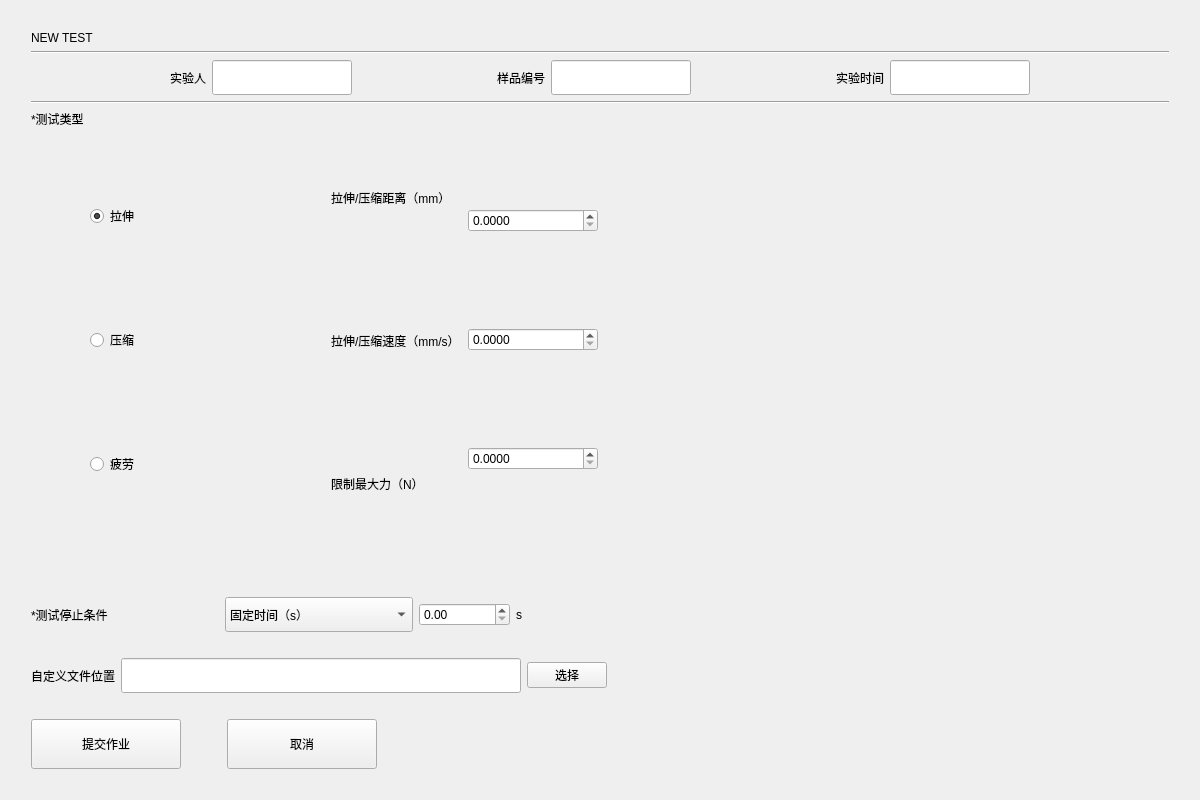
This is newtestwidget.ui in Mr-tang0/TCP-basedmaterial-tensile-testing-machine-control-system as Qt 5 draws it before an edit. The edited form follows.
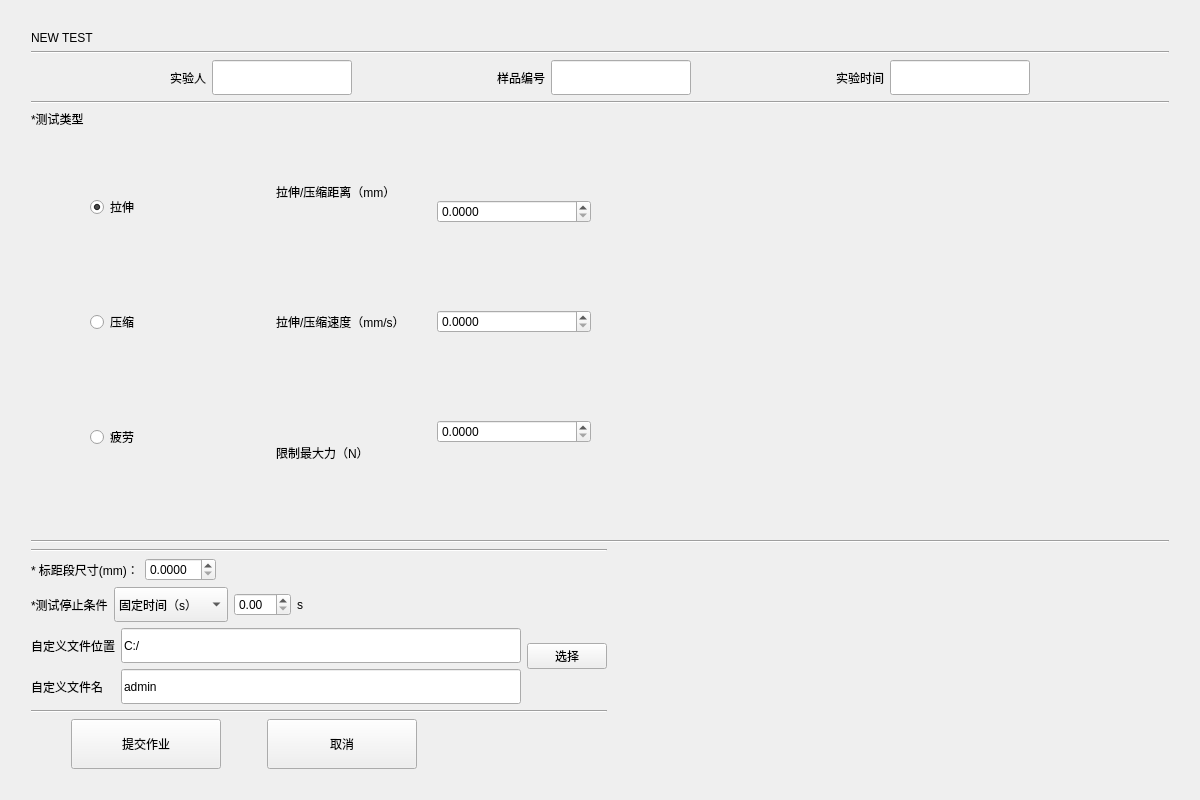
This is the edited form. The open tabs and pages were chosen to show the change.

```diff
--- a/newtestwidget.ui
+++ b/newtestwidget.ui
@@ -18,13 +18,13 @@
   </property>
   <layout class="QGridLayout" name="gridLayout_5">
    <item row="0" column="1">
-    <spacer name="horizontalSpacer_9">
+    <spacer name="horizontalSpacer_25">
      <property name="orientation">
       <enum>Qt::Horizontal</enum>
      </property>
      <property name="sizeHint" stdset="0">
       <size>
-       <width>1107</width>
+       <width>548</width>
        <height>20</height>
       </size>
      </property>
@@ -38,13 +38,15 @@
      <property name="sizeHint" stdset="0">
       <size>
        <width>20</width>
-       <height>707</height>
+       <height>348</height>
       </size>
      </property>
     </spacer>
    </item>
-   <item row="1" column="1">
-    <layout class="QVBoxLayout" name="verticalLayout_14">
+   <item row="1" column="1" rowspan="2" colspan="2">
+    <layout class="QVBoxLayout" name="verticalLayout_13">
+     <item>
+      <layout class="QVBoxLayout" name="verticalLayout_10">
      <item>
       <widget class="QLabel" name="label">
        <property name="styleSheet">
@@ -56,9 +58,7 @@
       </widget>
      </item>
      <item>
-      <layout class="QVBoxLayout" name="verticalLayout_13">
-       <item>
-        <layout class="QVBoxLayout" name="verticalLayout_10">
+        <layout class="QVBoxLayout" name="verticalLayout_4">
          <item>
           <widget class="Line" name="line">
            <property name="orientation">
@@ -67,7 +67,7 @@
           </widget>
          </item>
          <item>
-          <layout class="QHBoxLayout" name="horizontalLayout_9">
+          <layout class="QHBoxLayout" name="horizontalLayout_2">
            <item>
             <spacer name="horizontalSpacer_13">
              <property name="orientation">
@@ -185,16 +185,12 @@
          </item>
         </layout>
        </item>
+      </layout>
+     </item>
        <item>
-        <layout class="QHBoxLayout" name="horizontalLayout_11">
+      <layout class="QHBoxLayout" name="horizontalLayout_15">
          <item>
-          <layout class="QVBoxLayout" name="verticalLayout_12">
-           <item>
-            <layout class="QVBoxLayout" name="verticalLayout_11">
-             <item>
-              <layout class="QVBoxLayout" name="verticalLayout_9">
-               <item>
-                <layout class="QHBoxLayout" name="horizontalLayout_6">
+        <layout class="QHBoxLayout" name="horizontalLayout_12">
                  <item>
                   <layout class="QHBoxLayout" name="horizontalLayout_5">
                    <item>
@@ -327,22 +323,22 @@
                    <widget class="QWidget" name="page">
                     <layout class="QGridLayout" name="gridLayout">
                      <item row="0" column="0">
-                      <layout class="QHBoxLayout" name="horizontalLayout_2">
-                       <item>
-                        <layout class="QVBoxLayout" name="verticalLayout">
-                         <item>
                           <spacer name="horizontalSpacer_22">
                            <property name="orientation">
                             <enum>Qt::Horizontal</enum>
                            </property>
                            <property name="sizeHint" stdset="0">
                             <size>
-                             <width>40</width>
+                 <width>315</width>
                              <height>20</height>
                             </size>
                            </property>
                           </spacer>
                          </item>
+             <item row="1" column="0">
+              <layout class="QHBoxLayout" name="horizontalLayout_11">
+               <item>
+                <layout class="QVBoxLayout" name="verticalLayout_3">
                          <item>
                           <widget class="QLabel" name="label_8">
                            <property name="text">
@@ -390,36 +386,10 @@
                            </property>
                           </widget>
                          </item>
-                         <item>
-                          <spacer name="horizontalSpacer_23">
-                           <property name="orientation">
-                            <enum>Qt::Horizontal</enum>
-                           </property>
-                           <property name="sizeHint" stdset="0">
-                            <size>
-                             <width>40</width>
-                             <height>20</height>
-                            </size>
-                           </property>
-                          </spacer>
-                         </item>
                         </layout>
                        </item>
                        <item>
-                        <layout class="QVBoxLayout" name="verticalLayout_2">
-                         <item>
-                          <spacer name="horizontalSpacer_25">
-                           <property name="orientation">
-                            <enum>Qt::Horizontal</enum>
-                           </property>
-                           <property name="sizeHint" stdset="0">
-                            <size>
-                             <width>40</width>
-                             <height>20</height>
-                            </size>
-                           </property>
-                          </spacer>
-                         </item>
+                <layout class="QVBoxLayout" name="verticalLayout">
                          <item>
                           <widget class="QDoubleSpinBox" name="length_doubleSpinBox">
                            <property name="decimals">
@@ -427,26 +397,6 @@
                            </property>
                           </widget>
                          </item>
-                         <item>
-                          <spacer name="horizontalSpacer_18">
-                           <property name="orientation">
-                            <enum>Qt::Horizontal</enum>
-                           </property>
-                           <property name="sizeHint" stdset="0">
-                            <size>
-                             <width>40</width>
-                             <height>20</height>
-                            </size>
-                           </property>
-                          </spacer>
-                         </item>
-                         <item>
-                          <widget class="QDoubleSpinBox" name="speed_doubleSpinBox_2">
-                           <property name="decimals">
-                            <number>4</number>
-                           </property>
-                          </widget>
-                         </item>
                          <item>
                           <spacer name="horizontalSpacer_19">
                            <property name="orientation">
@@ -460,6 +410,26 @@
                            </property>
                           </spacer>
                          </item>
+                 <item>
+                  <widget class="QDoubleSpinBox" name="speed_doubleSpinBox_2">
+                   <property name="decimals">
+                    <number>4</number>
+                   </property>
+                  </widget>
+                 </item>
+                 <item>
+                  <spacer name="horizontalSpacer_18">
+                   <property name="orientation">
+                    <enum>Qt::Horizontal</enum>
+                   </property>
+                   <property name="sizeHint" stdset="0">
+                    <size>
+                     <width>40</width>
+                     <height>20</height>
+                    </size>
+                   </property>
+                  </spacer>
+                 </item>
                          <item>
                           <widget class="QDoubleSpinBox" name="force_doubleSpinBox_3">
                            <property name="decimals">
@@ -467,22 +437,22 @@
                            </property>
                           </widget>
                          </item>
-                         <item>
-                          <spacer name="horizontalSpacer_24">
+                </layout>
+               </item>
+              </layout>
+             </item>
+             <item row="2" column="0">
+              <spacer name="horizontalSpacer_23">
                            <property name="orientation">
                             <enum>Qt::Horizontal</enum>
                            </property>
                            <property name="sizeHint" stdset="0">
                             <size>
-                             <width>40</width>
+                 <width>315</width>
                              <height>20</height>
                             </size>
                            </property>
                           </spacer>
-                         </item>
-                        </layout>
-                       </item>
-                      </layout>
                      </item>
                     </layout>
                    </widget>
@@ -573,7 +543,7 @@
                 </layout>
                </item>
                <item>
-                <spacer name="horizontalSpacer_15">
+        <spacer name="horizontalSpacer_10">
                  <property name="orientation">
                   <enum>Qt::Horizontal</enum>
                  </property>
@@ -585,6 +555,63 @@
                  </property>
                 </spacer>
                </item>
+      </layout>
+     </item>
+     <item>
+      <widget class="Line" name="line_5">
+       <property name="orientation">
+        <enum>Qt::Horizontal</enum>
+       </property>
+      </widget>
+     </item>
+     <item>
+      <layout class="QHBoxLayout" name="horizontalLayout_17">
+       <item>
+        <layout class="QVBoxLayout" name="verticalLayout_12">
+         <item>
+          <widget class="Line" name="line_3">
+           <property name="orientation">
+            <enum>Qt::Horizontal</enum>
+           </property>
+          </widget>
+         </item>
+         <item>
+          <layout class="QHBoxLayout" name="horizontalLayout_6">
+           <item>
+            <layout class="QHBoxLayout" name="horizontalLayout_3">
+             <item>
+              <widget class="QLabel" name="label_11">
+               <property name="text">
+                <string>* 标距段尺寸(mm)：</string>
+               </property>
+              </widget>
+             </item>
+             <item>
+              <widget class="QDoubleSpinBox" name="speed_doubleSpinBox_3">
+               <property name="decimals">
+                <number>4</number>
+               </property>
+              </widget>
+             </item>
+            </layout>
+           </item>
+           <item>
+            <spacer name="horizontalSpacer_6">
+             <property name="orientation">
+              <enum>Qt::Horizontal</enum>
+             </property>
+             <property name="sizeHint" stdset="0">
+              <size>
+               <width>40</width>
+               <height>20</height>
+              </size>
+             </property>
+            </spacer>
+           </item>
+          </layout>
+         </item>
+         <item>
+          <layout class="QHBoxLayout" name="horizontalLayout_9">
                <item>
                 <layout class="QHBoxLayout" name="horizontalLayout_7">
                  <item>
@@ -640,8 +667,6 @@
                  </item>
                 </layout>
                </item>
-              </layout>
-             </item>
              <item>
               <spacer name="horizontalSpacer_5">
                <property name="orientation">
@@ -655,23 +680,31 @@
                </property>
               </spacer>
              </item>
-             <item>
-              <layout class="QGridLayout" name="gridLayout_4">
-               <item row="0" column="2">
-                <widget class="QPushButton" name="chooseFilePath_pushButton">
-                 <property name="text">
-                  <string>选择</string>
-                 </property>
-                </widget>
-               </item>
-               <item row="0" column="0">
+          </layout>
+         </item>
+         <item>
+          <layout class="QHBoxLayout" name="horizontalLayout_13">
+           <item>
+            <layout class="QVBoxLayout" name="verticalLayout_9">
+             <item>
                 <widget class="QLabel" name="label_22">
                  <property name="text">
                   <string>自定义文件位置</string>
                  </property>
                 </widget>
                </item>
-               <item row="0" column="1">
+             <item>
+              <widget class="QLabel" name="label_23">
+               <property name="text">
+                <string>自定义文件名</string>
+               </property>
+              </widget>
+             </item>
+            </layout>
+           </item>
+           <item>
+            <layout class="QVBoxLayout" name="verticalLayout_2">
+             <item>
                 <widget class="QLineEdit" name="filePath_lineEdit">
                  <property name="minimumSize">
                   <size>
@@ -679,12 +712,63 @@
                    <height>35</height>
                   </size>
                  </property>
-                </widget>
-               </item>
-              </layout>
-             </item>
+               <property name="text">
+                <string>C:/</string>
+               </property>
+              </widget>
+             </item>
+             <item>
+              <widget class="QLineEdit" name="filePath_lineEdit_2">
+               <property name="minimumSize">
+                <size>
+                 <width>400</width>
+                 <height>35</height>
+                </size>
+               </property>
+               <property name="text">
+                <string>admin</string>
+               </property>
+              </widget>
+             </item>
+            </layout>
+           </item>
+           <item>
+            <layout class="QVBoxLayout" name="verticalLayout_11">
+             <item>
+              <widget class="QPushButton" name="chooseFilePath_pushButton">
+               <property name="text">
+                <string>选择</string>
+               </property>
+              </widget>
+             </item>
+             <item>
+              <spacer name="horizontalSpacer_7">
+               <property name="orientation">
+                <enum>Qt::Horizontal</enum>
+               </property>
+               <property name="sizeHint" stdset="0">
+                <size>
+                 <width>40</width>
+                 <height>20</height>
+                </size>
+               </property>
+              </spacer>
+             </item>
             </layout>
            </item>
+          </layout>
+         </item>
+         <item>
+          <widget class="Line" name="line_4">
+           <property name="orientation">
+            <enum>Qt::Horizontal</enum>
+           </property>
+          </widget>
+         </item>
+         <item>
+          <layout class="QHBoxLayout" name="horizontalLayout_16">
+           <item>
+            <layout class="QHBoxLayout" name="horizontalLayout_14">
            <item>
             <spacer name="horizontalSpacer_8">
              <property name="orientation">
@@ -743,8 +827,10 @@
                </item>
               </layout>
              </item>
+              </layout>
+             </item>
              <item>
-              <spacer name="horizontalSpacer_6">
+              <spacer name="horizontalSpacer_9">
                <property name="orientation">
                 <enum>Qt::Horizontal</enum>
                </property>
@@ -758,10 +844,8 @@
              </item>
             </layout>
            </item>
-          </layout>
-         </item>
          <item>
-          <spacer name="horizontalSpacer_7">
+            <spacer name="horizontalSpacer_15">
            <property name="orientation">
             <enum>Qt::Horizontal</enum>
            </property>
@@ -777,29 +861,44 @@
        </item>
       </layout>
      </item>
-    </layout>
-   </item>
-   <item row="1" column="2">
-    <spacer name="verticalSpacer_4">
+       <item>
+        <spacer name="horizontalSpacer_24">
+         <property name="orientation">
+          <enum>Qt::Horizontal</enum>
+         </property>
+         <property name="sizeHint" stdset="0">
+          <size>
+           <width>40</width>
+           <height>20</height>
+          </size>
+         </property>
+        </spacer>
+       </item>
+      </layout>
+     </item>
+    </layout>
+   </item>
+   <item row="2" column="3">
+    <spacer name="verticalSpacer_2">
      <property name="orientation">
       <enum>Qt::Vertical</enum>
      </property>
      <property name="sizeHint" stdset="0">
       <size>
        <width>20</width>
-       <height>707</height>
+       <height>347</height>
       </size>
      </property>
     </spacer>
    </item>
-   <item row="2" column="1">
-    <spacer name="horizontalSpacer_10">
+   <item row="3" column="2">
+    <spacer name="horizontalSpacer_26">
      <property name="orientation">
       <enum>Qt::Horizontal</enum>
      </property>
      <property name="sizeHint" stdset="0">
       <size>
-       <width>1107</width>
+       <width>547</width>
        <height>20</height>
       </size>
      </property>
```
Left out of the diff: 10 changed lines with no effect on the pictures. Lines whose indentation alone changed are shown as unchanged.
